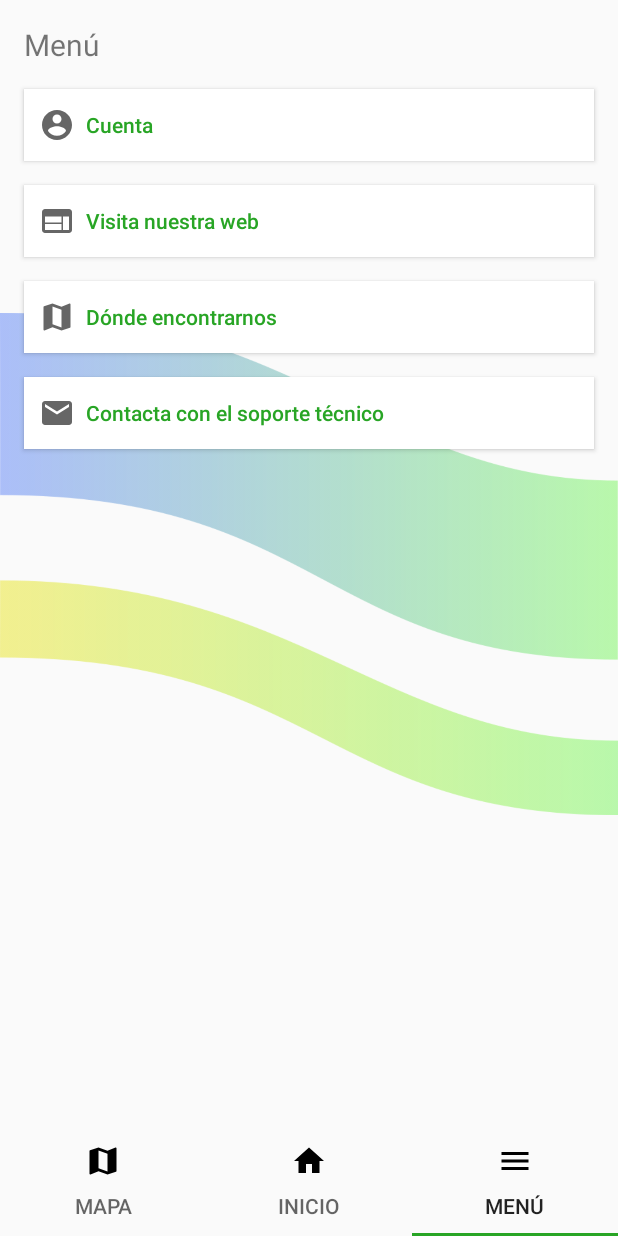
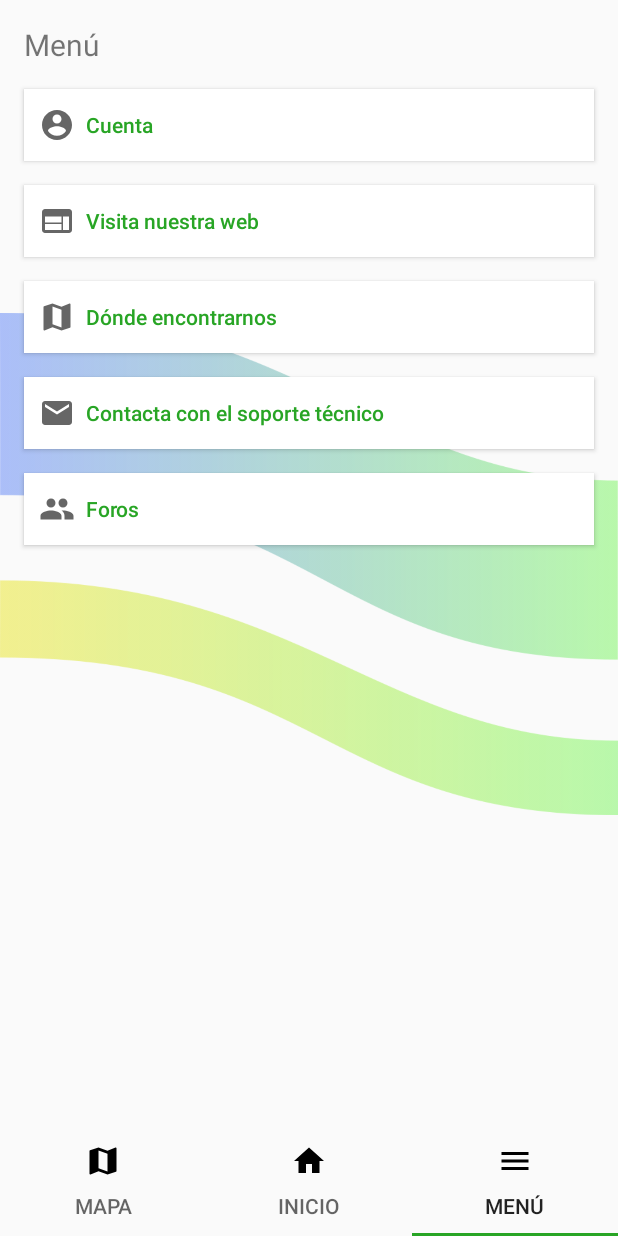
Before and after one commit to LuisLasbelin/e-contenedores, an Android app: the screen it shows after launch once a user with an empty profile is signed in (MainActivity), item 3 of the bottom bar chosen, on a phone screen of 412 x 824 dp. Run offline under Robolectric (Android 15) with nearby library versions, the light colour scheme and no system bars; our stand-ins replace Firebase (no records; nobody signed in at launch, a user with empty details on screens opened directly); libraries missing offline, so code that uses them is left out: com.firebase.ui, com.google.zxing.integration.

Commit message:
Creacion de foros

```diff
--- a/Android/app/src/main/AndroidManifest.xml
+++ b/Android/app/src/main/AndroidManifest.xml
@@ -36,7 +36,8 @@
         <activity android:name=".activity.ActividadConfirmarEditar"/>
         <activity android:name=".activity.ActividadCarga"
             android:label="Cargando..." />
-
+        <activity android:name=".activity.ForosActivity">
+        </activity>
         <provider
             android:name="androidx.core.content.FileProvider"
             android:authorities="team1.1.recycle.fileProvider"
--- /dev/null
+++ b/Android/app/src/main/res/drawable/ic_baseline_people_24.xml
@@ -0,0 +1,10 @@
+<vector xmlns:android="http://schemas.android.com/apk/res/android"
+    android:width="24dp"
+    android:height="24dp"
+    android:viewportWidth="24"
+    android:viewportHeight="24"
+    android:tint="?attr/colorControlNormal">
+  <path
+      android:fillColor="@android:color/black"
+      android:pathData="M16,11c1.66,0 2.99,-1.34 2.99,-3S17.66,5 16,5c-1.66,0 -3,1.34 -3,3s1.34,3 3,3zM8,11c1.66,0 2.99,-1.34 2.99,-3S9.66,5 8,5C6.34,5 5,6.34 5,8s1.34,3 3,3zM8,13c-2.33,0 -7,1.17 -7,3.5L1,19h14v-2.5c0,-2.33 -4.67,-3.5 -7,-3.5zM16,13c-0.29,0 -0.62,0.02 -0.97,0.05 1.16,0.84 1.97,1.97 1.97,3.45L17,19h6v-2.5c0,-2.33 -4.67,-3.5 -7,-3.5z"/>
+</vector>
--- a/Android/app/src/main/res/layout/tab3.xml
+++ b/Android/app/src/main/res/layout/tab3.xml
@@ -114,4 +114,26 @@
         app:layout_constraintStart_toStartOf="parent"
         app:layout_constraintTop_toBottomOf="@+id/btn_perfil3" />
 
+    <Button
+        android:id="@+id/btn_foros"
+        android:layout_width="0dp"
+        android:layout_height="wrap_content"
+        android:layout_marginStart="16dp"
+        android:layout_marginTop="16dp"
+        android:layout_marginEnd="16dp"
+        android:background="#fff"
+        android:drawableLeft="@drawable/ic_baseline_people_24"
+        android:drawablePadding="7dp"
+        android:onClick="onClickForos"
+        android:padding="10dp"
+        android:text="Foros"
+        android:textAlignment="viewStart"
+        android:textAllCaps="false"
+        android:textColor="#28A525"
+        android:textColorHint="#FFFFFF"
+        app:layout_constraintEnd_toEndOf="parent"
+        app:layout_constraintHorizontal_bias="0.0"
+        app:layout_constraintStart_toStartOf="parent"
+        app:layout_constraintTop_toBottomOf="@+id/btn_perfil32" />
+
 </androidx.constraintlayout.widget.ConstraintLayout>
```
Also changed, not shown: Android/app/src/main/java/com/example/recycle/activity/ForosActivity.java (added, +64 -0 lines), Android/app/src/main/java/com/example/recycle/activity/MainActivity.java (+7 -0 lines), Android/app/src/main/res/layout/activity_foros.xml (added, +51 -0 lines).
